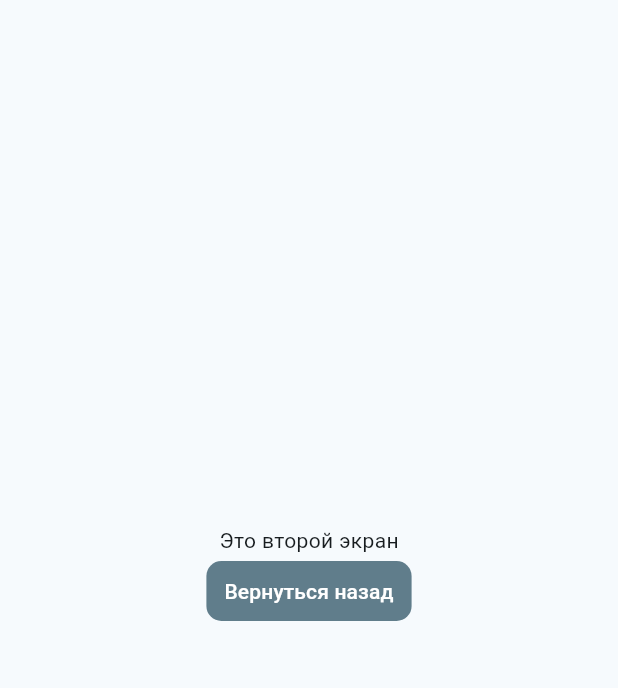
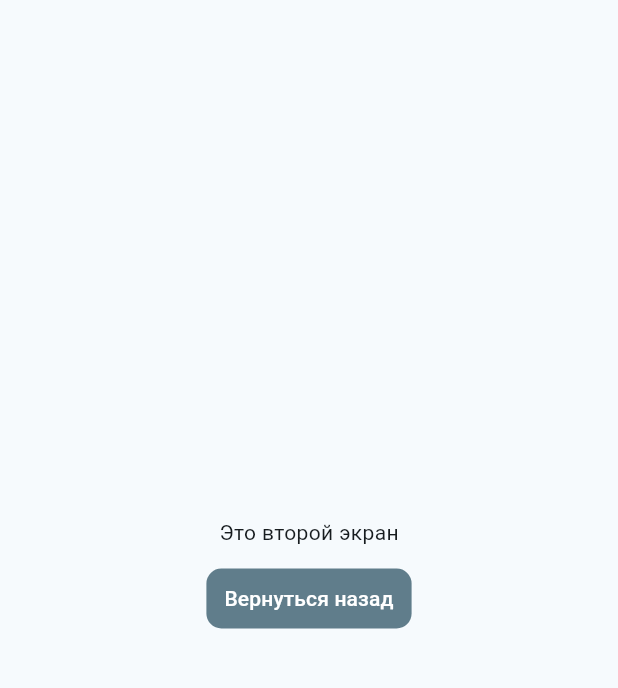
Before and after one commit to le-vitalique/lab5, a Flutter app: the SecondScreen screen opened directly, on a phone screen of 412 x 824 dp, the part 84-772 px from its top. Run offline on Flutter 3.47's test engine with Material 3 defaults, Android fonts, the phone set to English and light mode, and no system bars.

Commit message:
added SizedBox

```diff
--- a/lib/main.dart
+++ b/lib/main.dart
@@ -140,6 +140,7 @@ class SecondScreen extends StatelessWidget {
                   mainAxisAlignment: MainAxisAlignment.center,
                   children: [
                     Text(snapshot.data),
+                    SizedBox(height: 10,),
                     TextButton(
                       onPressed: () {
                         Navigator.pop(context);
@@ -187,6 +188,7 @@ class ThirdScreen extends StatelessWidget {
                   mainAxisAlignment: MainAxisAlignment.center,
                   children: [
                     Text(snapshot.data),
+                    SizedBox(height: 10,),
                     TextButton(
                       onPressed: () {
                         Navigator.pop(context);
```
